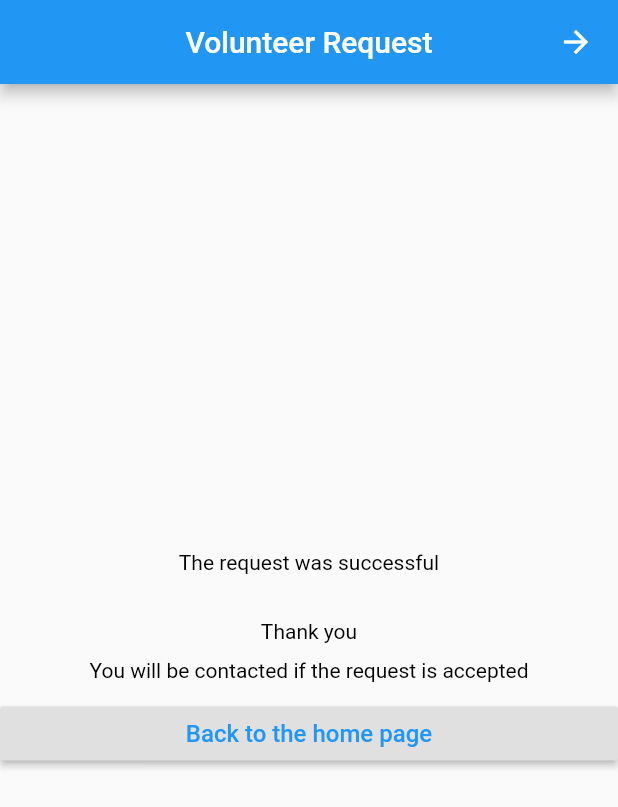
After one commit to somayaaldosi/VolunteerProject, a Flutter app: the confiScreen screen opened directly, on a phone screen of 412 x 824 dp. The commit adds this screen. Shown: the top 807 px of the screen. Run offline on Flutter 3.47's test engine with Material 2 defaults, Android fonts, the phone set to English and light mode, and no system bars; our stand-ins replace cloud_firestore, firebase_auth; accounts and stored records are empty.

Commit message:
ConfiScreen

```diff
--- a/lib/VolunteerRequestScreen.dart
+++ b/lib/VolunteerRequestScreen.dart
@@ -1,6 +1,7 @@
 //import 'dart:html';
 import 'package:flutter/material.dart';
 import 'package:firebase_auth/firebase_auth.dart';
+import 'package:volunteer/confiScreen.dart';
 
 
 class VolunteerRequestScreen extends StatefulWidget {
@@ -148,8 +149,9 @@ class _MyHomePageState extends State<VolunteerRequestScreen> {
                   ),
                   onPressed: () {
                     if (!_formKey.currentState.validate()) {
-                      return;
-                    }
+
+                               return confiScreen();
+        }
 
                     _formKey.currentState.save();
 
--- /dev/null
+++ b/lib/confiScreen.dart
@@ -0,0 +1,65 @@
+import 'package:flutter/material.dart';
+import 'package:volunteer/Home.dart';
+
+class confiScreen extends StatelessWidget {
+  @override
+  Widget build(BuildContext context) {
+    return Directionality(
+      textDirection: TextDirection.rtl,
+      child: Scaffold(
+        appBar: AppBar(
+          backgroundColor: Colors.blue,
+          centerTitle: true,
+          title: Text(
+            'Volunteer Request',
+            style: TextStyle(color: Colors.white),
+          ),
+        ),
+        body: Column(
+          mainAxisAlignment: MainAxisAlignment.center,
+          crossAxisAlignment: CrossAxisAlignment.stretch,
+          children: <Widget>[
+            Text(
+              'The request was successful',
+              style: TextStyle(color: Colors.black),
+              textAlign: TextAlign.center,
+            ),
+            SizedBox(
+              height: 30.0,
+            ),
+
+            Text(
+              'Thank you',
+              style: TextStyle(color: Colors.black),
+              textAlign: TextAlign.center,
+            ),
+            SizedBox(
+              height: 10.0,
+            ),
+            Text(
+              'You will be contacted if the request is accepted',
+              style: TextStyle(color: Colors.black),
+              textAlign: TextAlign.center,
+            ),
+            SizedBox(
+              height: 10.0,
+            ),
+
+    RaisedButton(
+    child: Text(
+    'Back to the home page',
+    style: TextStyle(color: Colors.blue, fontSize: 16),
+    ),
+                onPressed: () {
+                  Navigator.pop(context);
+                  Navigator.push(context, MaterialPageRoute(builder: (context) {
+                    return Home();
+                  }));
+                },
+              ),
+          ],
+        ),
+      ),
+    );
+  }
+}
```
